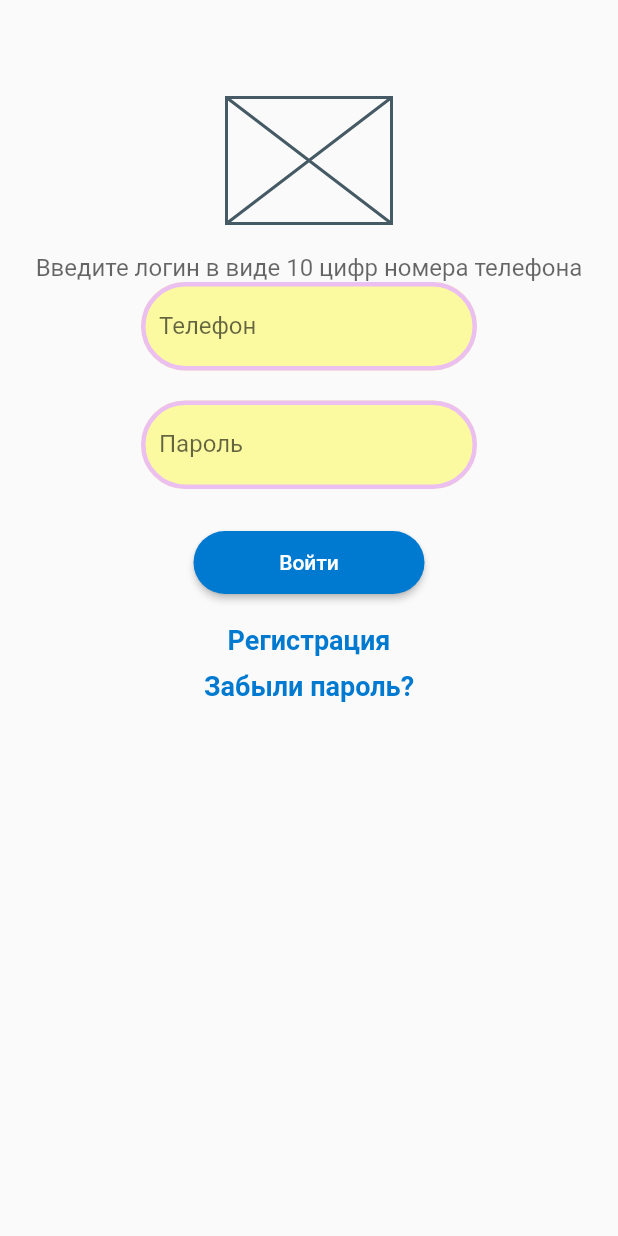
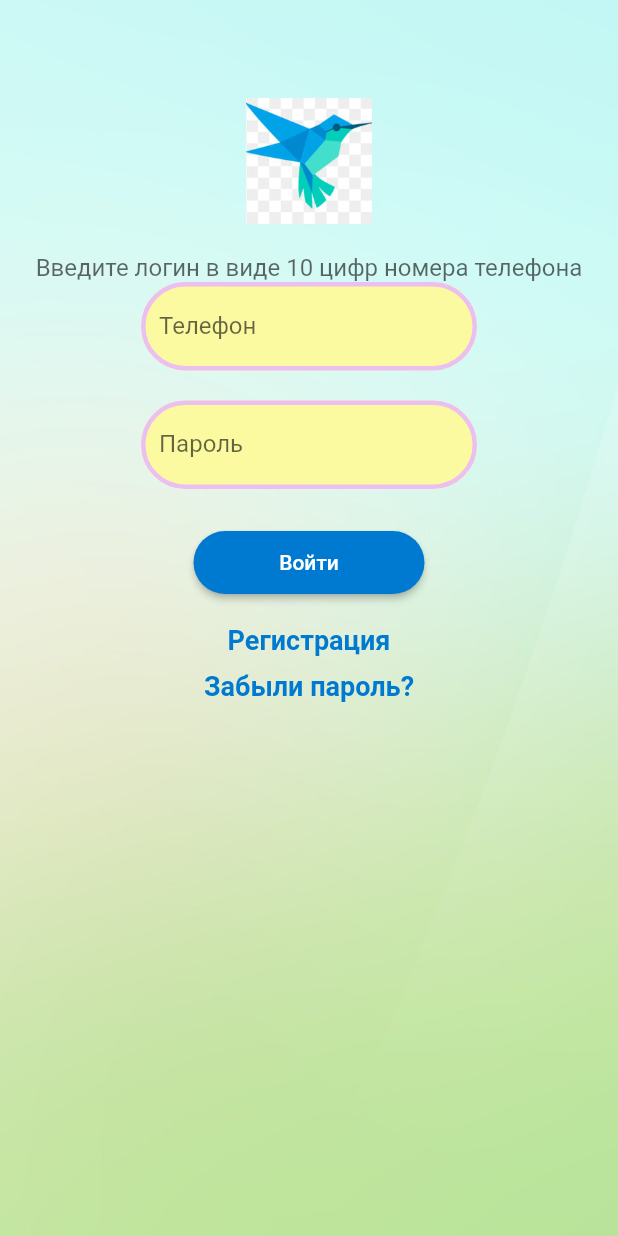
Before and after one commit to Nickolay82/auth_pass2, a Flutter app: the screen it shows after launch, on a phone screen of 412 x 824 dp. Run offline on Flutter 3.47's test engine with Material 2 defaults, Android fonts, the phone set to English and light mode, and no system bars.

Commit message:
добавлен фон и лого

```diff
--- a/lib/main.dart
+++ b/lib/main.dart
@@ -20,10 +20,16 @@ class MyApp extends StatelessWidget {
     return MaterialApp(
            home: Scaffold(
                body: Container(
+                 decoration:  const BoxDecoration(
+                   image: DecorationImage(
+                   image: AssetImage("assets/bg1.jpg"),
+                   fit: BoxFit.cover,
+                 ),
+                 ),
                  width: double.infinity,
                   child: Column(children:[
                     const SizedBox(height: 65,),
-                     const SizedBox(width: 110, height: 84, child: Placeholder(),),
+                     const SizedBox(width: 110, height: 84, child: Image(image: AssetImage('assets/logo.jpg')),),
                     const SizedBox(height: 20,) ,
                     const Text('Введите логин в виде 10 цифр номера телефона',
                     style: TextStyle(fontSize:16,color: Color.fromRGBO(0,0,0,0.6)),),
--- a/pubspec.yaml
+++ b/pubspec.yaml
@@ -57,6 +57,9 @@ flutter:
   # the material Icons class.
   uses-material-design: true
 
+
+  assets:
+    - assets/
   # To add assets to your application, add an assets section, like this:
   # assets:
   #   - images/a_dot_burr.jpeg
```
Also changed, not shown: assets/bg1.jpg (added), assets/logo.jpg (added).
